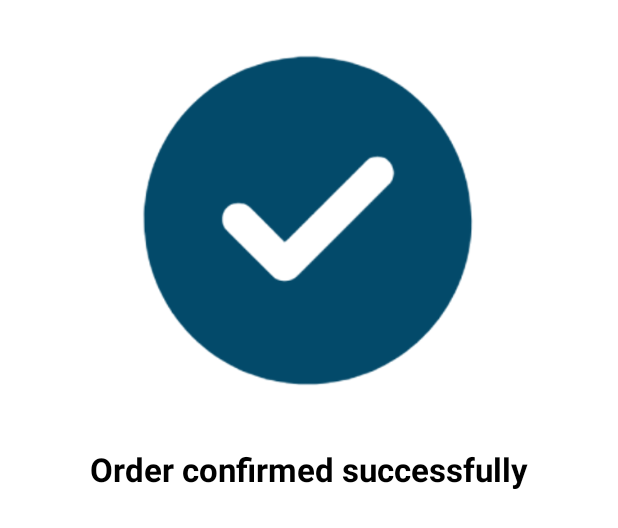
After one commit to Vinayak-Soni-Git/DelightCart, an Android app: the layout order_confirmed_dialog_layout.xml on its own in the app's theme, with its tools: preview values and no code run, on a phone screen of 412 x 824 dp. The commit adds this screen. Shown: the top 528 px of the screen. Run offline under Robolectric (Android 15) with nearby library versions, the phone set to English and light mode, and no system bars; Roboto replaces fonts that are not available here.

Commit message:
Commit At 21/1/2024 5:45PM Added OrderConfirmedDialog.kt

```diff
--- a/app/src/main/java/com/example/delightcart/Activities/BillingActivity.kt
+++ b/app/src/main/java/com/example/delightcart/Activities/BillingActivity.kt
@@ -12,6 +12,7 @@ import androidx.recyclerview.widget.LinearLayoutManager
 import androidx.recyclerview.widget.RecyclerView
 import com.example.delightcart.Adapters.AddressAdapter
 import com.example.delightcart.Adapters.BillingProductsAdapter
+import com.example.delightcart.Dialog.setupOrderConfirmedDialog
 import com.example.delightcart.Home.Home
 import com.example.delightcart.Models.Address
 import com.example.delightcart.Models.CartProduct
@@ -97,6 +98,7 @@ class BillingActivity : AppCompatActivity() {
 
                     is Resource.Success -> {
                         binding.buttonPlaceOrder.revertAnimation()
+                        setupOrderConfirmedDialog()
                         Snackbar.make(rootView, "Your order was placed", Snackbar.LENGTH_LONG)
                             .show()
                     }
--- a/app/src/main/res/layout/fragment_cart.xml
+++ b/app/src/main/res/layout/fragment_cart.xml
@@ -116,7 +116,7 @@
                 android:layout_marginTop="15dp"
                 android:layout_marginBottom="15dp"
                 android:fontFamily="@font/sf_pro_display"
-                android:text="Total"
+                android:text="@string/total"
                 android:textColor="@color/black"
                 android:textSize="16sp"
                 app:layout_constraintBottom_toBottomOf="parent"
@@ -132,7 +132,7 @@
                 android:layout_marginEnd="10dp"
                 android:layout_marginBottom="15dp"
                 android:fontFamily="@font/sf_pro_display"
-                android:text="$150"
+                android:text="@string/cartTotalPrice"
                 android:textColor="@color/black"
                 android:textSize="16sp"
                 app:layout_constraintBottom_toBottomOf="parent"
@@ -192,7 +192,7 @@
                 android:layout_height="wrap_content"
                 android:fontFamily="@font/poppins"
                 android:gravity="center"
-                android:text="Your shopping cart is empty"
+                android:text="@string/your_shopping_cart_is_empty"
                 android:textColor="@color/black"
                 android:textSize="15sp"
                 app:layout_constraintTop_toBottomOf="@id/imageEmptyBoxTexture"
--- /dev/null
+++ b/app/src/main/res/layout/order_confirmed_dialog_layout.xml
@@ -0,0 +1,32 @@
+<?xml version="1.0" encoding="utf-8"?>
+<androidx.constraintlayout.widget.ConstraintLayout xmlns:android="http://schemas.android.com/apk/res/android"
+    xmlns:app="http://schemas.android.com/apk/res-auto"
+    xmlns:tools="http://schemas.android.com/tools"
+    android:layout_width="match_parent"
+    android:layout_height="350dp">
+
+
+    <ImageView
+        android:id="@+id/imageView"
+        android:layout_width="324dp"
+        android:layout_height="262dp"
+        android:layout_marginTop="16dp"
+        app:layout_constraintEnd_toEndOf="parent"
+        app:layout_constraintHorizontal_bias="0.494"
+        app:layout_constraintStart_toStartOf="parent"
+        app:layout_constraintTop_toTopOf="parent"
+        app:srcCompat="@drawable/check_circle_svgrepo_com" />
+
+    <TextView
+        android:id="@+id/textView"
+        android:layout_width="wrap_content"
+        android:layout_height="wrap_content"
+        android:layout_marginTop="282dp"
+        android:text="@string/order_confirmed_successfully"
+        android:textStyle="bold"
+        android:textSize="22sp"
+        android:textColor="@color/black"
+        app:layout_constraintEnd_toEndOf="parent"
+        app:layout_constraintStart_toStartOf="parent"
+        app:layout_constraintTop_toTopOf="@+id/imageView" />
+</androidx.constraintlayout.widget.ConstraintLayout>
--- a/app/src/main/res/values/strings.xml
+++ b/app/src/main/res/values/strings.xml
@@ -172,4 +172,6 @@
     <string name="hello_blank_fragment">Hello blank fragment</string>
     <string name="delightcart">DelightCart</string>
     <string name="_0">0</string>
+    <string name="your_shopping_cart_is_empty">Your shopping cart is empty</string>
+    <string name="order_confirmed_successfully">Order confirmed successfully</string>
 </resources>
--- a/build.gradle.kts
+++ b/build.gradle.kts
@@ -5,7 +5,7 @@ buildscript {
 }
 // Top-level build file where you can add configuration options common to all sub-projects/modules.
 plugins {
-    id("com.android.application") version "8.1.2" apply false
+    id("com.android.application") version "8.2.1" apply false
     id("org.jetbrains.kotlin.android") version "1.9.0" apply false
     id("com.google.dagger.hilt.android") version "2.50" apply false
 }
```
Also changed, not shown: app/src/main/java/com/example/delightcart/Dialog/OrderConfirmedDialog.kt (added, +17 -0 lines), app/src/main/res/layout/activity_sing_in.xml (+4 -3 lines), app/src/main/res/drawable/check_circle_svgrepo_com.png (added), app/src/main/res/drawable/confetti_svgrepo_com.png (added), gradle/wrapper/gradle-wrapper.properties.
